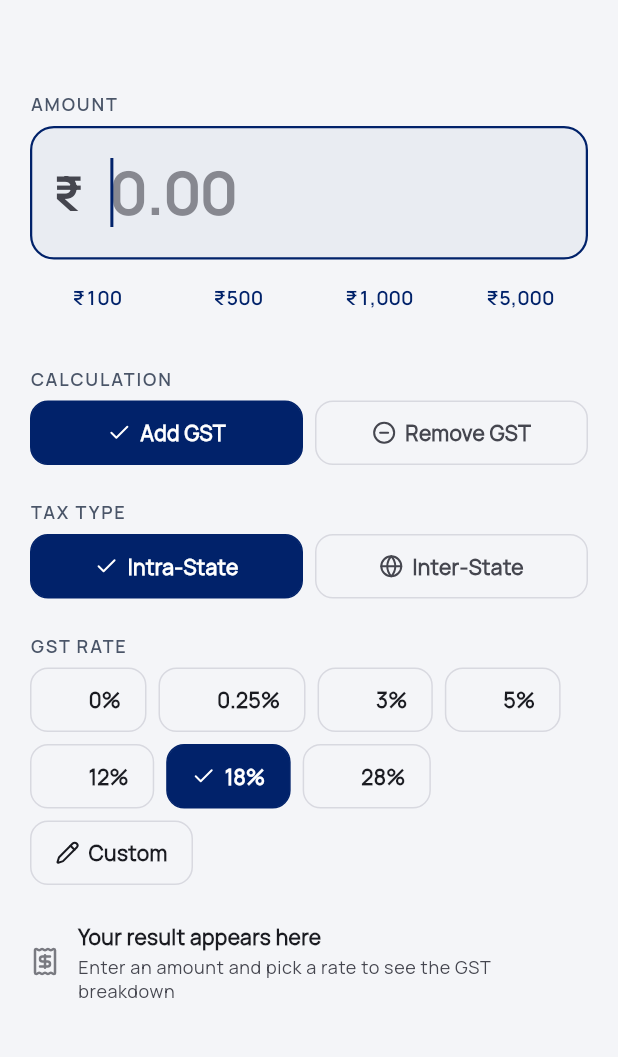
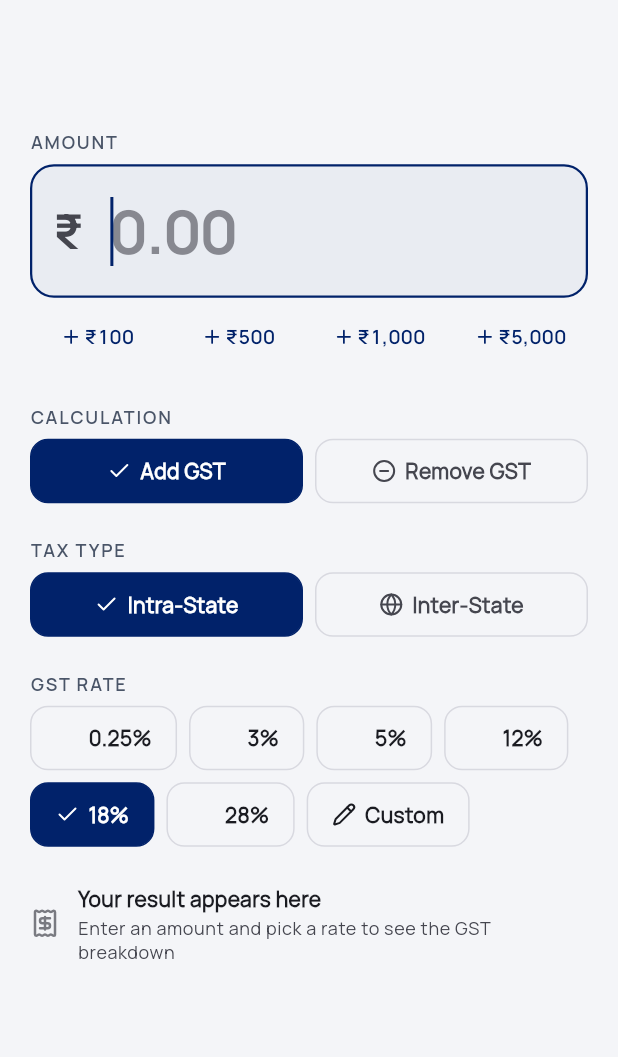
Before and after one commit to zindha/gst-calculator, a Flutter app: the GstCalculatorScreen screen opened directly, on a phone screen of 412 x 824 dp, the part 78-1135 px from its top. Run offline on Flutter 3.47's test engine with Material 3 defaults, Android fonts, the phone set to English and light mode, and no system bars; our stand-ins replace flutter_riverpod, lucide_icons_flutter, share_plus, shared_preferences; accounts and stored records are empty.

Commit message:
Fix stale result on rapid slab switch; drop 0% slab; clarify quick-add amounts
The result card's spring crossfade dropped any new child that arrived while
the fade was still running, so switching rates quickly (e.g. 3% to 12% within
a second) left the earlier total on screen. Adopt mid-animation children
instead. Remove the pointless 0% slab (list and custom minimum now start at
0.25%) and give the preset amounts a leading + icon so they read as add.

🤖 Generated with Codebuff
Co-Authored-By: Codebuff <noreply@codebuff.com>

```diff
--- a/lib/core/constants/gst_rates.dart
+++ b/lib/core/constants/gst_rates.dart
@@ -4,18 +4,19 @@ class GstRates {
 
   /// Standard GST slabs available for selection.
   ///
-  /// The full Indian slab structure: 0% (nil-rated goods), 0.25% (rough
-  /// diamonds / precious stones), 3% (gold, cut & polished diamonds),
-  /// 5%, 12%, 18%, 28%.
+  /// The slabs in active use: 0.25% (rough diamonds / precious stones),
+  /// 3% (gold, cut & polished diamonds), 5%, 12%, 18%, 28%. The 0%
+  /// nil-rated slab is intentionally omitted — nil-rated goods need no
+  /// calculation, so the list starts at 0.25%.
   static const List<double> standardSlabs = [
-    0.0, 0.25, 3.0, 5.0, 12.0, 18.0, 28.0,
+    0.25, 3.0, 5.0, 12.0, 18.0, 28.0,
   ];
 
   /// The default pre-selected GST slab percentage.
   static const double defaultSlab = 18.0;
 
   /// Minimum allowed custom slab percentage.
-  static const double minCustomSlab = 0.0;
+  static const double minCustomSlab = 0.25;
 
   /// Maximum allowed custom slab percentage.
   static const double maxCustomSlab = 100.0;
--- a/lib/features/calculator/presentation/widgets/amount_input_field.dart
+++ b/lib/features/calculator/presentation/widgets/amount_input_field.dart
@@ -182,6 +182,8 @@ class _AmountInputFieldState extends ConsumerState<AmountInputField> {
         // Quick amounts — one deliberate row of four plain text actions.
         // No pill chrome: they are suggestions under the field, so they read
         // as links, not as another set of buttons competing with the input.
+        // Each carries a leading plus so it reads as "add this amount", not
+        // as a bare value with no meaning.
         Row(
           children: [
             for (var i = 0; i < _quickAmounts.length; i++) ...[
@@ -210,7 +212,12 @@ class _AmountInputFieldState extends ConsumerState<AmountInputField> {
             // crowd the row — the four actions stay on one line.
             child: FittedBox(
               fit: BoxFit.scaleDown,
-              child: Text(
+              child: Row(
+                mainAxisSize: MainAxisSize.min,
+                children: [
+                  Icon(LucideIcons.plus, size: 14, color: primary),
+                  const SizedBox(width: 2),
+                  Text(
                     _quickLabel(amount),
                     maxLines: 1,
                     style: TextStyle(
@@ -221,6 +228,8 @@ class _AmountInputFieldState extends ConsumerState<AmountInputField> {
                       fontVariations: const [FontVariation('wght', 600)],
                       fontFeatures: const [FontFeature.tabularFigures()],
                     ),
+                  ),
+                ],
               ),
             ),
           ),
--- a/lib/features/settings/presentation/screens/settings_screen.dart
+++ b/lib/features/settings/presentation/screens/settings_screen.dart
@@ -199,7 +199,7 @@ class SettingsScreen extends ConsumerWidget {
       context: context,
       builder:
           (ctx) => SafeArea(
-            // Scrollable: all seven GST slabs would otherwise overflow the
+            // Scrollable: all six GST slabs would otherwise overflow the
             // sheet on short screens.
             child: SingleChildScrollView(
               child: Column(
```
Also changed, not shown: lib/features/calculator/presentation/widgets/gst_slab_selector.dart (+14 -4 lines), lib/features/calculator/presentation/widgets/results_breakdown_card.dart (+10 -4 lines), 5 other files. Lines whose indentation alone changed are shown as unchanged.
